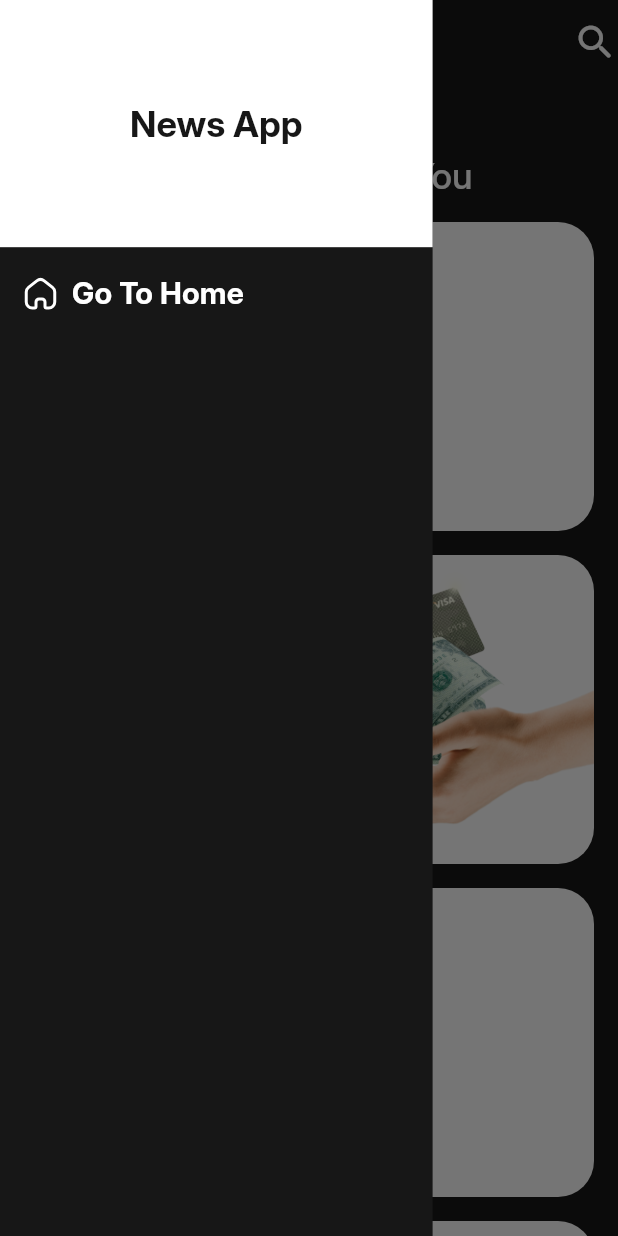
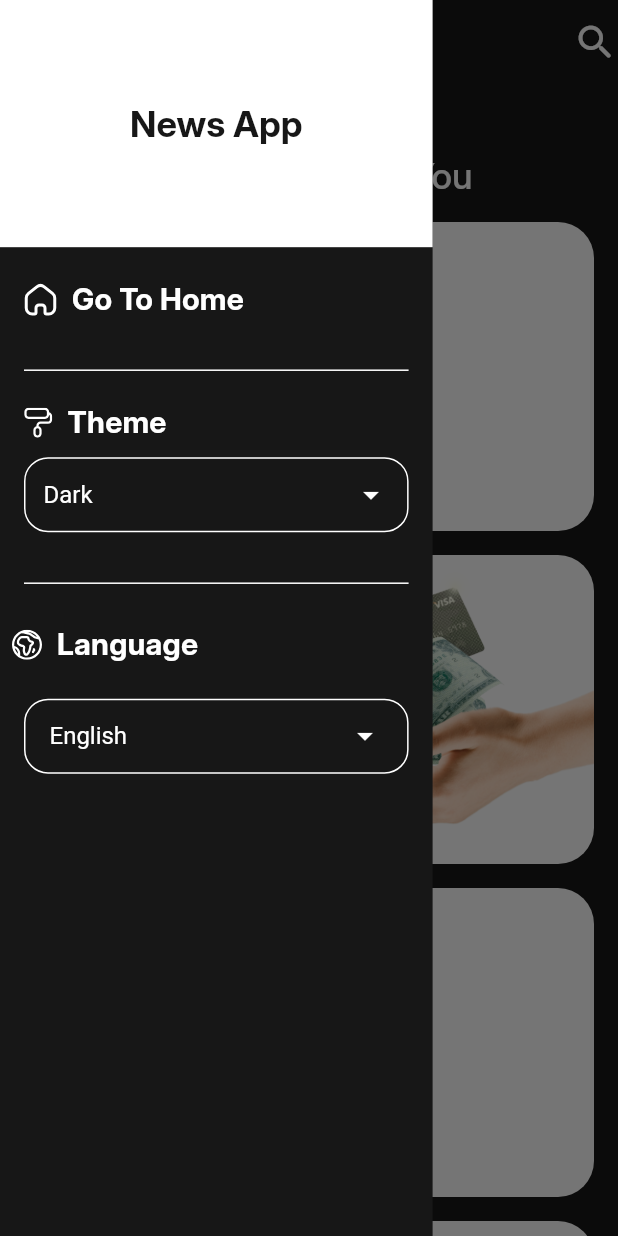
Before and after one commit to sma826/news_app, a Flutter app: the screen it shows after launch, with the side drawer open, on a phone screen of 412 x 824 dp. Run offline on Flutter 3.47's test engine with Material 3 defaults, Android fonts, the phone set to English and light mode, and no system bars; our stand-ins replace flutter_svg, timeago.

Commit message:
complete the home drawer UI

```diff
--- a/lib/drawer/home_drawer.dart
+++ b/lib/drawer/home_drawer.dart
@@ -2,10 +2,21 @@ import 'package:flutter/material.dart';
 import 'package:flutter_svg/flutter_svg.dart';
 import 'package:news_application/constants/app_theme.dart';
 
-class HomeDrawer extends StatelessWidget {
-  VoidCallback onGoToHomeClicked;
+class HomeDrawer extends StatefulWidget {
+  final VoidCallback onGoToHomeClicked;
 
-  HomeDrawer({super.key, required this.onGoToHomeClicked});
+  const HomeDrawer({super.key, required this.onGoToHomeClicked});
+
+  @override
+  State<HomeDrawer> createState() => _HomeDrawerState();
+}
+
+class _HomeDrawerState extends State<HomeDrawer> {
+  String selectedTheme = 'Dark';
+  String selectedLanguage = 'English';
+
+  List<String> themes = ['Dark', 'Light', 'System'];
+  List<String> languages = ['English', 'Arabic'];
 
   @override
   Widget build(BuildContext context) {
@@ -28,10 +39,10 @@ class HomeDrawer extends StatelessWidget {
               ),
             ),
           ),
-          SizedBox(height: 16),
+          SizedBox(height: 20),
           GestureDetector(
             onTap: () {
-              onGoToHomeClicked();
+              widget.onGoToHomeClicked();
               Navigator.of(context).pop();
             },
             child: Padding(
@@ -48,6 +59,103 @@ class HomeDrawer extends StatelessWidget {
               ),
             ),
           ),
+          SizedBox(height: 24),
+          Padding(
+            padding: const EdgeInsets.symmetric(horizontal: 16),
+            child: Divider(color: AppTheme.white, thickness: 1),
+          ),
+          SizedBox(height: 12),
+          Padding(
+            padding: const EdgeInsets.symmetric(horizontal: 16),
+            child: Row(
+              children: [
+                SvgPicture.asset('assets/icons/theme.svg'),
+                SizedBox(width: 10),
+                Text(
+                  'Theme',
+                  style: textTheme.titleMedium!.copyWith(fontSize: 20),
+                ),
+              ],
+            ),
+          ),
+          SizedBox(height: 8),
+          Padding(
+            padding: const EdgeInsets.symmetric(horizontal: 16),
+            child: Container(
+              padding: EdgeInsets.symmetric(horizontal: 12),
+              decoration: BoxDecoration(
+                borderRadius: BorderRadius.circular(16),
+                border: Border.all(color: AppTheme.white),
+              ),
+              child: DropdownButton<String>(
+                value: selectedTheme,
+                isExpanded: true,
+                underline: SizedBox(),
+                iconEnabledColor: AppTheme.white,
+                dropdownColor: Colors.grey[900],
+                style: TextStyle(color: AppTheme.white, fontSize: 16),
+                items: themes
+                    .map(
+                      (theme) =>
+                      DropdownMenuItem(value: theme, child: Text(theme)),
+                )
+                    .toList(),
+                onChanged: (value) {
+                  setState(() {
+                    selectedTheme = value!;
+                  });
+                },
+              ),
+            ),
+          ),
+          SizedBox(height: 26),
+          Padding(
+            padding: const EdgeInsets.symmetric(horizontal: 16),
+            child: Divider(color: AppTheme.white, thickness: 1),
+          ),
+          SizedBox(height: 10),
+          Padding(
+            padding: const EdgeInsets.all(8.0),
+            child: Row(
+              children: [
+                SvgPicture.asset('assets/icons/language.svg'),
+                SizedBox(width: 10,),
+                Text('Language',
+                  style: textTheme.titleMedium!.copyWith(fontSize: 20),
+                )
+              ],
+            ),
+          ),
+          SizedBox(height: 13),
+          Padding(
+            padding: const EdgeInsets.symmetric(horizontal: 16),
+            child: Container(
+              padding: EdgeInsets.symmetric(horizontal: 16),
+              decoration: BoxDecoration(
+                  borderRadius: BorderRadius.circular(16),
+                  border: Border.all(color: AppTheme.white, width: 1)
+              ),
+              child: DropdownButton<String>(
+                  value: selectedLanguage,
+                  isExpanded: true,
+                  dropdownColor: Colors.grey[900],
+                  style: TextStyle(color: AppTheme.white, fontSize: 16),
+                  iconEnabledColor: AppTheme.white,
+                  underline: SizedBox(),
+                  items: languages.map((lang) =>
+                      DropdownMenuItem(
+                          value: lang,
+                          child: Text(lang)
+                      )
+                  ).toList(),
+                  onChanged: (value) {
+                    setState(() {
+                      selectedLanguage = value!;
+                    });
+                  }
+              ),
+            ),
+          )
         ],
       ),
     );
```
